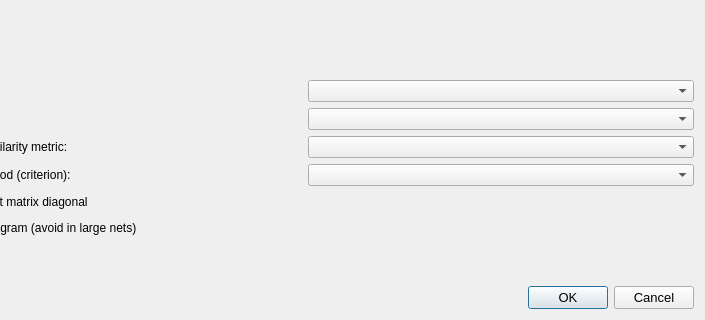
First picture: the form in src/forms/dialogclusteringhierarchical.ui, repository socnetv/app, before the edit; both pictures show x 95 to 800 and y 180 to 500 of the 800 by 500 pixel window.
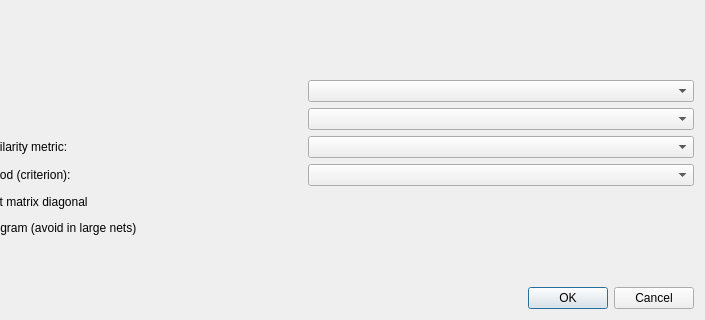
Second picture: the form after the edit.

Commit message: fixed (reset) font family and font-sizes in all dialogs (once again...)

Patch:
```diff
--- a/src/forms/dialogclusteringhierarchical.ui
+++ b/src/forms/dialogclusteringhierarchical.ui
@@ -151,11 +151,6 @@
    </item>
    <item row="9" column="1">
     <widget class="QDialogButtonBox" name="buttonBox">
-     <property name="font">
-      <font>
-       <pointsize>10</pointsize>
-      </font>
-     </property>
      <property name="orientation">
       <enum>Qt::Horizontal</enum>
      </property>
```
The commit also changes 14 other files.
